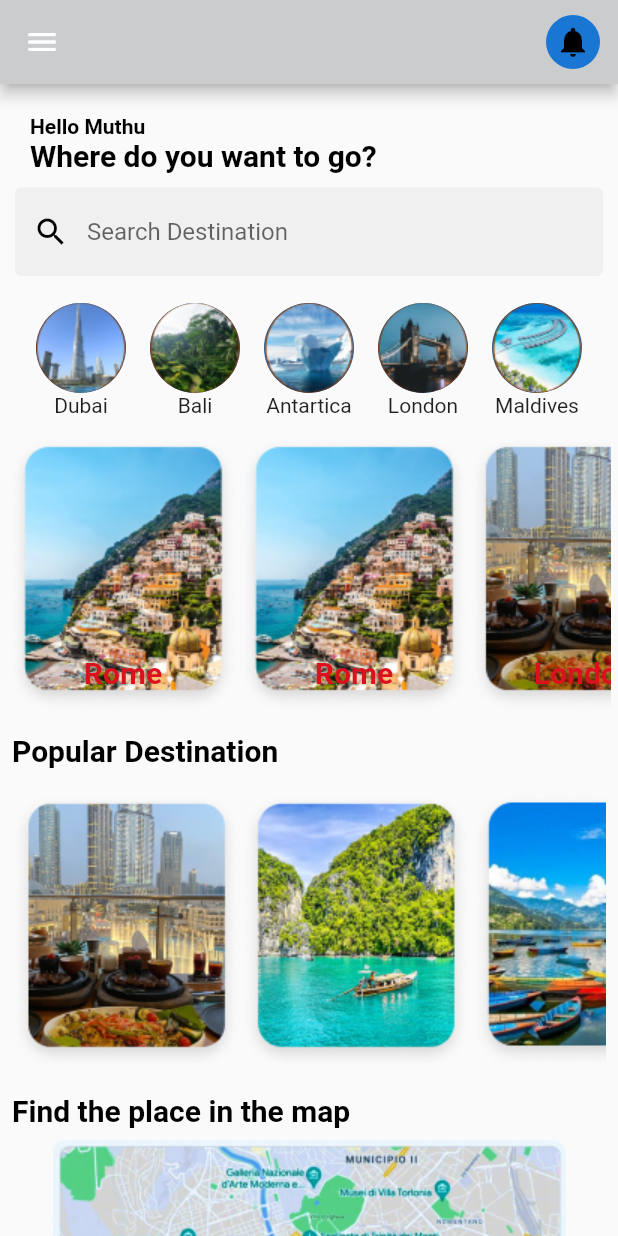
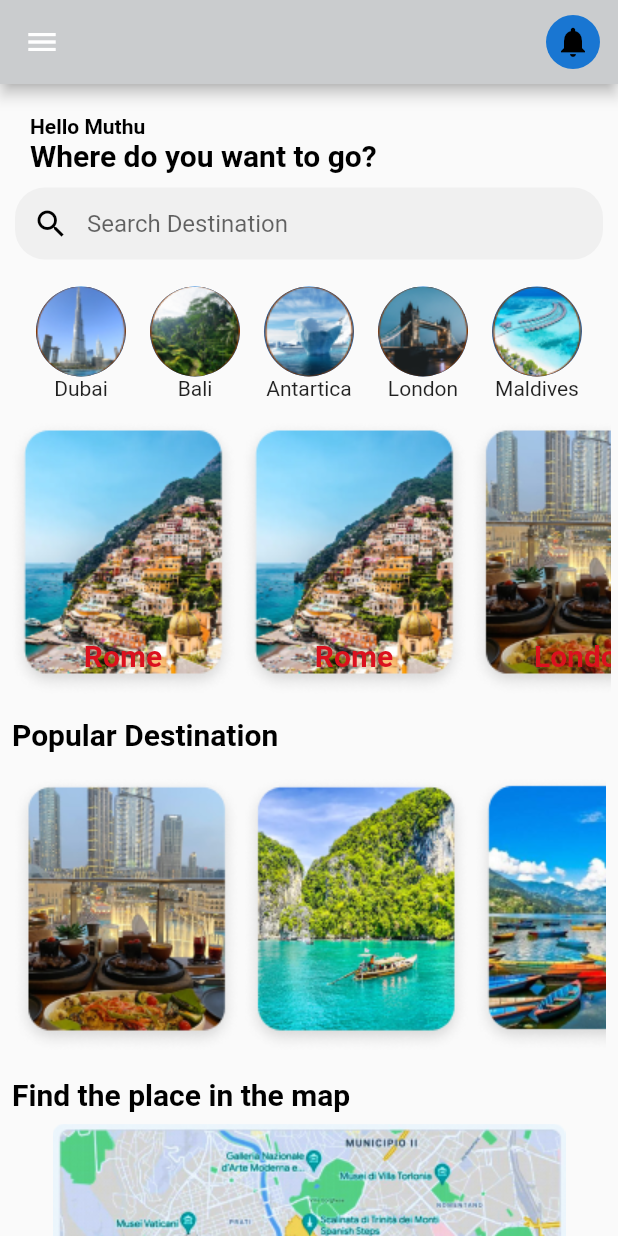
Before and after one commit to KryssNa/TripDash, a Flutter app: the screen it shows after launch, on a phone screen of 412 x 824 dp. Run offline on Flutter 3.47's test engine with Material 2 defaults, Android fonts, the phone set to English and light mode, and no system bars; our stand-ins replace cloud_firestore, firebase_auth, firebase_core, firebase_storage; accounts and stored records are empty.

Commit message:
change-in-search-bar

```diff
--- a/lib/Screens/homepage/home_page.dart
+++ b/lib/Screens/homepage/home_page.dart
@@ -66,11 +66,13 @@ class _HomepageState extends State<Homepage> {
                 filled: true,
                 border: OutlineInputBorder(
                   borderSide: BorderSide.none,
+                  borderRadius: BorderRadius.all(Radius.circular(20.0)),
                 ),
                 hintText: "Search Destination",
                 prefixIcon: Icon(Icons.search),
-                prefixIconColor:Colors.black,
-              )
+                prefixIconColor: Colors.black,
+                contentPadding: EdgeInsets.symmetric(vertical: 12.0),
+              ),
             ),
           ),
           Expanded(
@@ -411,7 +413,7 @@ class _HomepageState extends State<Homepage> {
                                 child: Align(
                                   alignment: Alignment.bottomLeft,
                                     child: Container(
-                                      height: 90,
+                                      height: 100,
                                       width: 350,
                                       color: Color.fromARGB(255, 245, 212, 80),
                                       child:Column(
```
